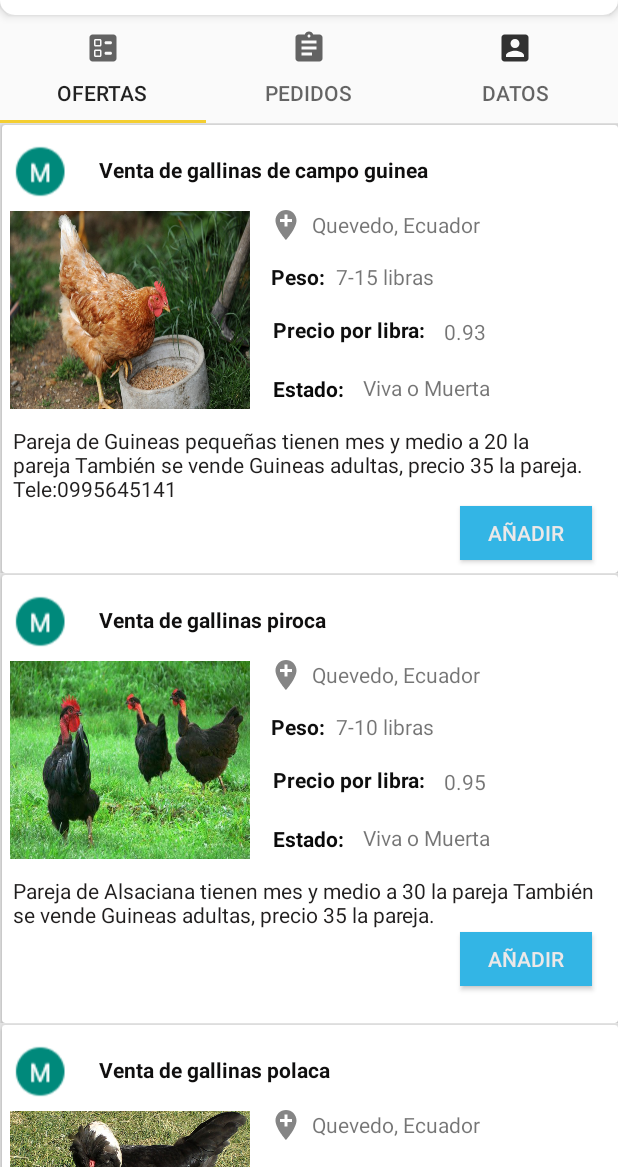
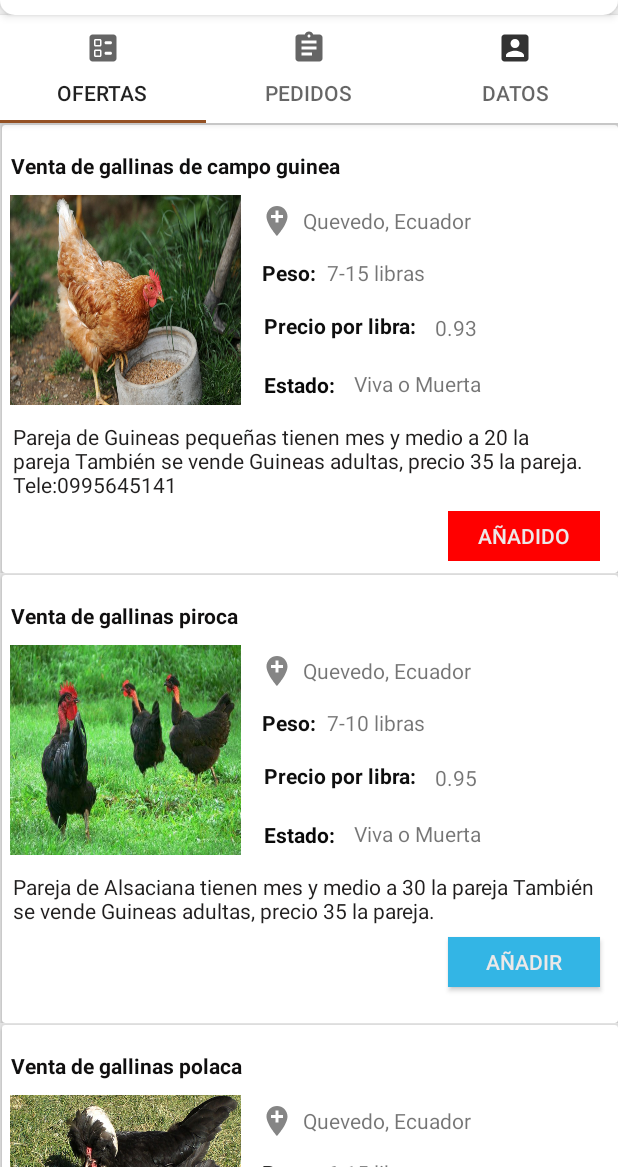
Before and after one commit to BryanMendoza1997/AppGallinas, an Android app: the PublicacionesCliente screen opened directly, with no data from a screen before it, after a tap on "AÑADIR", on a phone screen of 412 x 824 dp, the part 69-1236 px from its top. Run offline under Robolectric (Android 15) with nearby library versions, the phone set to English and light mode, and no system bars.

Commit message:
ultimo commit

```diff
--- a/app/src/main/java/com/example/appgallinas/Adaptadores/MyAdapter.java
+++ b/app/src/main/java/com/example/appgallinas/Adaptadores/MyAdapter.java
@@ -1,5 +1,6 @@
 package com.example.appgallinas.Adaptadores;
 
+import android.graphics.Color;
 import android.view.LayoutInflater;
 import android.view.View;
 import android.view.ViewGroup;
@@ -41,7 +42,6 @@ public class MyAdapter extends RecyclerView.Adapter<MyAdapter.ViewHolder> {
         holder.titulo.setText(names.get(position).getTitulo());
         holder.descripcion.setText(names.get(position).getDescripción());
         holder.fotoproducto.setImageResource(names.get(position).getFotogallina());
-        holder.fotoproveedor.setImageResource(names.get(position).getFotoprovedor());
         holder.peso.setText(names.get(position).getPeso());
         holder.precio.setText( String.valueOf(names.get(position).getPrecio()));
     }
@@ -54,7 +54,6 @@ public class MyAdapter extends RecyclerView.Adapter<MyAdapter.ViewHolder> {
         TextView titulo;
         TextView descripcion;
         ImageView fotoproducto;
-        ImageView fotoproveedor;
         TextView precio;
         TextView peso;
         TextView estado;
@@ -65,7 +64,6 @@ public class MyAdapter extends RecyclerView.Adapter<MyAdapter.ViewHolder> {
             titulo=(TextView) itemView.findViewById(R.id.txttitulo);
             descripcion=(TextView) itemView.findViewById(R.id.txtdescripcion);
             fotoproducto=(ImageView) itemView.findViewById(R.id.imageproducto);
-            fotoproveedor=(ImageView) itemView.findViewById(R.id.imagenperfil);
             precio=(TextView) itemView.findViewById(R.id.txtprecio);
             peso=(TextView) itemView.findViewById(R.id.txtpeso);
             estado=(TextView) itemView.findViewById(R.id.txtestado);
@@ -80,6 +78,9 @@ public class MyAdapter extends RecyclerView.Adapter<MyAdapter.ViewHolder> {
                             listener.onDeleteClick(position);
                         }
                     }
+                    guardar.setEnabled(false);
+                    guardar.setText("Añadido");
+                    guardar.setBackgroundColor(Color.RED);
                 }
             });
         }
--- a/app/src/main/java/com/example/appgallinas/Clases/Producto.java
+++ b/app/src/main/java/com/example/appgallinas/Clases/Producto.java
@@ -18,11 +18,19 @@ public class Producto {
     private String nombre;
     private int fotogallina;
     private String titulo;
-    private int fotoprovedor;
     private int idProducto;
     private  String peso;
     private  String raza;
     private  String foto;
+    private int idoferta;
+    public int getIdoferta() {
+        return idoferta;
+    }
+
+    public void setIdoferta(int idoferta) {
+        this.idoferta = idoferta;
+    }
+
 
 
     private ArrayList<Producto> products;
@@ -80,14 +88,14 @@ public class Producto {
 
 
 
-    public Producto(Double precio, String descripción, String estado, int fotogallina, String titulo, int fotoprovedor,String peso) {
-        Precio = precio;
+    public Producto(int idoferta,Double precio, String descripción, String estado, int fotogallina, String titulo,String peso) {
+        this.Precio = precio;
         this.descripción = descripción;
-        Estado = estado;
+        this.Estado = estado;
         this.fotogallina = fotogallina;
         this.titulo = titulo;
-        this.fotoprovedor = fotoprovedor;
         this.peso=peso;
+        this.idoferta=idoferta;
     }
 
     public Double getPrecio() {
@@ -130,12 +138,5 @@ public class Producto {
         this.titulo = titulo;
     }
 
-    public int getFotoprovedor() {
-        return fotoprovedor;
-    }
-
-    public void setFotoprovedor(int fotoprovedor) {
-        this.fotoprovedor = fotoprovedor;
-    }
 
 }
--- a/app/src/main/java/com/example/appgallinas/fragments/IngresarProducto.java
+++ b/app/src/main/java/com/example/appgallinas/fragments/IngresarProducto.java
@@ -109,11 +109,11 @@ public class IngresarProducto extends Fragment  {
         return vista;
     }
     public  void  agregardatos(){
-        products.add( new Producto(0.93,"La gallina Brahma enano fue obtenida en Reino Unido y Alemania. Tiene cuerpo carnoso y voluminoso, pecho ancho y abdomen bien desarrollado.","Viva o muerta",R.drawable.brahmaenana,"Gallina Brahma Enana",R.drawable.userm,"7-15 libras"));
-        products.add( new Producto(0.93,"Estas gallinas no son ponedoras, pero incuban naturalmente sus huevos y cuidan muy bien de sus pollitos. Pero también sirven para cuidar los polluelos de otras aves.","Viva o muerta",R.drawable.gallinaalsaciana,"Gallina Alsaciana",R.drawable.userm,"7-15 libras"));
-        products.add( new Producto(0.93,"Esta raza es meramente ornamental, por lo que está continuamente presente en las exhibiciones de aves","Viva o muerta",R.drawable.gallinapolaca,"Gallina Polaca",R.drawable.userm,"7-15 libras"));
-        products.add( new Producto(0.93,"La raza también se denomina Livorno America debido a su posterior selección en Estados Unidos como gallina ponedora.","Viva o muerta",R.drawable.gallinaplymouth,"Gallina Plymouth",R.drawable.userm,"7-15 libras"));
-        products.add( new Producto(0.93,"Su origen y la anilla que deben llevar en la pata. Son muy apreciadas debido al sabor de su carne. Además ponen huevos blancos de 60 g.","Viva o muerta",R.drawable.gallinapiroca,"Gallina Piroca",R.drawable.userm,"7-15 libras"));
+        products.add( new Producto(1,0.93,"La gallina Brahma enano fue obtenida en Reino Unido y Alemania. Tiene cuerpo carnoso y voluminoso, pecho ancho y abdomen bien desarrollado.","Viva o muerta",R.drawable.brahmaenana,"Gallina Brahma Enana","7-15 libras"));
+        products.add( new Producto(2,0.93,"Estas gallinas no son ponedoras, pero incuban naturalmente sus huevos y cuidan muy bien de sus pollitos. Pero también sirven para cuidar los polluelos de otras aves.","Viva o muerta",R.drawable.gallinaalsaciana,"Gallina Alsaciana","7-15 libras"));
+        products.add( new Producto(3,0.93,"Esta raza es meramente ornamental, por lo que está continuamente presente en las exhibiciones de aves","Viva o muerta",R.drawable.gallinapolaca,"Gallina Polaca","7-15 libras"));
+        products.add( new Producto(4,0.93,"La raza también se denomina Livorno America debido a su posterior selección en Estados Unidos como gallina ponedora.","Viva o muerta",R.drawable.gallinaplymouth,"Gallina Plymouth","7-15 libras"));
+        products.add( new Producto(5,0.93,"Su origen y la anilla que deben llevar en la pata. Son muy apreciadas debido al sabor de su carne. Además ponen huevos blancos de 60 g.","Viva o muerta",R.drawable.gallinapiroca,"Gallina Piroca","7-15 libras"));
 
     }
 }
--- a/app/src/main/java/com/example/appgallinas/fragments/PublicacionesCliente.java
+++ b/app/src/main/java/com/example/appgallinas/fragments/PublicacionesCliente.java
@@ -81,17 +81,17 @@ public class PublicacionesCliente extends Fragment {
         adapter.setOnItemClickListener(new MyAdapter.OnItemClickListener() {
             @Override
             public void onDeleteClick(int position) {
-                Toast.makeText(getContext(),String.valueOf(position),Toast.LENGTH_LONG).show();
+                Toast.makeText(getContext(),"Publicación Añadida",Toast.LENGTH_LONG).show();
             }
         });
         return vista;
     }
     public  void  agregardatos(){
-        products.add( new Producto(0.93,"Pareja de Guineas pequeñas tienen mes y medio a 20 la pareja También se vende Guineas adultas, precio 35 la pareja. Tele:0995645141","Viva o muerta",R.drawable.gallina_0,"Venta de gallinas de campo guinea",R.drawable.userm,"7-15 libras"));
-        products.add( new Producto(0.95,"Pareja de Alsaciana tienen mes y medio a 30 la pareja También se vende Guineas adultas, precio 35 la pareja.","Viva o muerta",R.drawable.gallinapiroca,"Venta de gallinas piroca",R.drawable.userm,"7-10 libras"));
-        products.add( new Producto(0.98,"Pareja de Polaca pequeñas tienen mes y medio a 10 la pareja También se vende Guineas adultas, precio 35 la pareja. Tele:0995645141","Viva o muerta",R.drawable.gallinapolaca,"Venta de gallinas polaca",R.drawable.userm,"6-15 libras"));
-        products.add( new Producto(0.94,"Pareja de Plymouth  tienen tres meses y medio a 16 la pareja También se vende Guineas adultas, precio 35 la pareja. Tele:095864515","Viva o muerta",R.drawable.gallinaplymouth,"Venta de gallinas aplymouth",R.drawable.userm,"8-10 libras"));
-        products.add( new Producto(1.50,"Pareja de Piroca pequeñas tienen mes y medio a 18 la pareja También se vende Guineas adultas, precio 35 la pareja. Tele:0995845142","Viva o muerta",R.drawable.gallinawyandotte,"Venta de gallinas wyandotte",R.drawable.userm,"9-13 libras"));
-        products.add( new Producto(1.70,"Pareja de Guineas pequeñas tienen mes y medio a 20 la pareja También se vende Guineas adultas, precio 35 la pareja. Tele:0995645141","Viva o muerta",R.drawable.gallinaalsaciana,"Venta de gallinas alsiana",R.drawable.userm,"5-15 libras"));
+        products.add( new Producto(1,0.93,"Pareja de Guineas pequeñas tienen mes y medio a 20 la pareja También se vende Guineas adultas, precio 35 la pareja. Tele:0995645141","Viva o muerta",R.drawable.gallina_0,"Venta de gallinas de campo guinea","7-15 libras"));
+        products.add( new Producto(2,0.95,"Pareja de Alsaciana tienen mes y medio a 30 la pareja También se vende Guineas adultas, precio 35 la pareja.","Viva o muerta",R.drawable.gallinapiroca,"Venta de gallinas piroca","7-10 libras"));
+        products.add( new Producto(3,0.98,"Pareja de Polaca pequeñas tienen mes y medio a 10 la pareja También se vende Guineas adultas, precio 35 la pareja. Tele:0995645141","Viva o muerta",R.drawable.gallinapolaca,"Venta de gallinas polaca","6-15 libras"));
+        products.add( new Producto(4,0.94,"Pareja de Plymouth  tienen tres meses y medio a 16 la pareja También se vende Guineas adultas, precio 35 la pareja. Tele:095864515","Viva o muerta",R.drawable.gallinaplymouth,"Venta de gallinas aplymouth","8-10 libras"));
+        products.add( new Producto(5,1.50,"Pareja de Piroca pequeñas tienen mes y medio a 18 la pareja También se vende Guineas adultas, precio 35 la pareja. Tele:0995845142","Viva o muerta",R.drawable.gallinawyandotte,"Venta de gallinas wyandotte","9-13 libras"));
+        products.add( new Producto(6,1.70,"Pareja de Guineas pequeñas tienen mes y medio a 20 la pareja También se vende Guineas adultas, precio 35 la pareja. Tele:0995645141","Viva o muerta",R.drawable.gallinaalsaciana,"Venta de gallinas alsiana","5-15 libras"));
     }
 }
--- a/app/src/main/res/layout/activity_cliente.xml
+++ b/app/src/main/res/layout/activity_cliente.xml
@@ -19,8 +19,9 @@
         android:layout_width="match_parent"
         android:layout_height="wrap_content"
         android:layout_below="@+id/toolbar"
+        android:background="#FFFFFF"
         android:elevation="3dp"
-        android:minHeight="?attr/actionBarSize"/>
+        android:minHeight="?attr/actionBarSize" />
 
     <androidx.viewpager.widget.ViewPager
         android:id="@+id/viewPager"
--- a/app/src/main/res/layout/recicler_view_item.xml
+++ b/app/src/main/res/layout/recicler_view_item.xml
@@ -19,18 +19,6 @@
             android:layout_height="match_parent">
 
 
-            <ImageView
-                android:id="@+id/imagenperfil"
-                android:layout_width="wrap_content"
-                android:layout_height="46dp"
-                android:layout_below="@+id/imageproducto"
-                android:layout_alignParentStart="true"
-                android:layout_alignParentBottom="true"
-                android:layout_marginStart="5dp"
-                android:layout_marginTop="-182dp"
-                android:layout_marginBottom="244dp"
-                app:srcCompat="@drawable/userm" />
-
             <TextView
                 android:id="@+id/txtciudad"
                 android:layout_width="177dp"
@@ -45,24 +33,24 @@
 
             <TextView
                 android:id="@+id/txttitulo"
-                android:layout_width="264dp"
+                android:layout_width="363dp"
                 android:layout_height="wrap_content"
+                android:layout_alignParentStart="true"
                 android:layout_alignParentTop="true"
-                android:layout_marginStart="20dp"
-                android:layout_marginTop="20dp"
-                android:layout_toEndOf="@+id/imagenperfil"
+                android:layout_marginStart="6dp"
+                android:layout_marginTop="17dp"
                 android:text="Gallina Ponedora Colorada"
                 android:textColor="#100F0F"
                 android:textStyle="bold" />
 
             <ImageView
                 android:id="@+id/imageproducto"
-                android:layout_width="160dp"
-                android:layout_height="132dp"
+                android:layout_width="154dp"
+                android:layout_height="140dp"
                 android:layout_below="@+id/txttitulo"
                 android:layout_alignParentStart="true"
                 android:layout_marginStart="5dp"
-                android:layout_marginTop="18dp"
+                android:layout_marginTop="10dp"
                 android:scaleType="fitXY"
                 app:srcCompat="@drawable/gallina_0" />
 
@@ -92,13 +80,13 @@
 
             <TextView
                 android:id="@+id/txtprecio"
-                android:layout_width="wrap_content"
-                android:layout_height="wrap_content"
+                android:layout_width="114dp"
+                android:layout_height="19dp"
                 android:layout_below="@+id/textopeso"
                 android:layout_alignParentBottom="true"
                 android:layout_marginStart="12dp"
                 android:layout_marginTop="17dp"
-                android:layout_marginBottom="147dp"
+                android:layout_marginBottom="156dp"
                 android:layout_toEndOf="@+id/textView2"
                 android:text="0,93" />
 
@@ -116,8 +104,8 @@
 
             <TextView
                 android:id="@+id/txtestado"
-                android:layout_width="91dp"
-                android:layout_height="20dp"
+                android:layout_width="102dp"
+                android:layout_height="wrap_content"
                 android:layout_below="@+id/textView2"
                 android:layout_marginStart="9dp"
                 android:layout_marginTop="19dp"
@@ -147,12 +135,12 @@
 
             <Button
                 android:id="@+id/btnañadircli"
-                android:layout_width="wrap_content"
-                android:layout_height="36dp"
+                android:layout_width="101dp"
+                android:layout_height="33dp"
                 android:layout_below="@+id/txtdescripcion"
                 android:layout_alignParentEnd="true"
-                android:layout_marginTop="2dp"
-                android:layout_marginEnd="17dp"
+                android:layout_marginTop="8dp"
+                android:layout_marginEnd="12dp"
                 android:background="@android:color/holo_blue_light"
                 android:text="Añadir"
                 android:textColor="#ECE8E8" />
--- a/app/src/main/res/values/colors.xml
+++ b/app/src/main/res/values/colors.xml
@@ -1,8 +1,8 @@
 <?xml version="1.0" encoding="utf-8"?>
 <resources>
-    <color name="colorPrimary">#945124</color>
+    <color name="colorPrimary">#f4ce31</color>
     <color name="colorPrimaryDark">#40a8c4</color>
-    <color name="colorAccent">#f4ce31</color>
+    <color name="colorAccent">#945124</color>
     <color name="Cafe">#A18262</color>
     <color name="color_icos">#a2d5f2</color>
     <color name="Amarillo">#FFEB3B</color>
```
